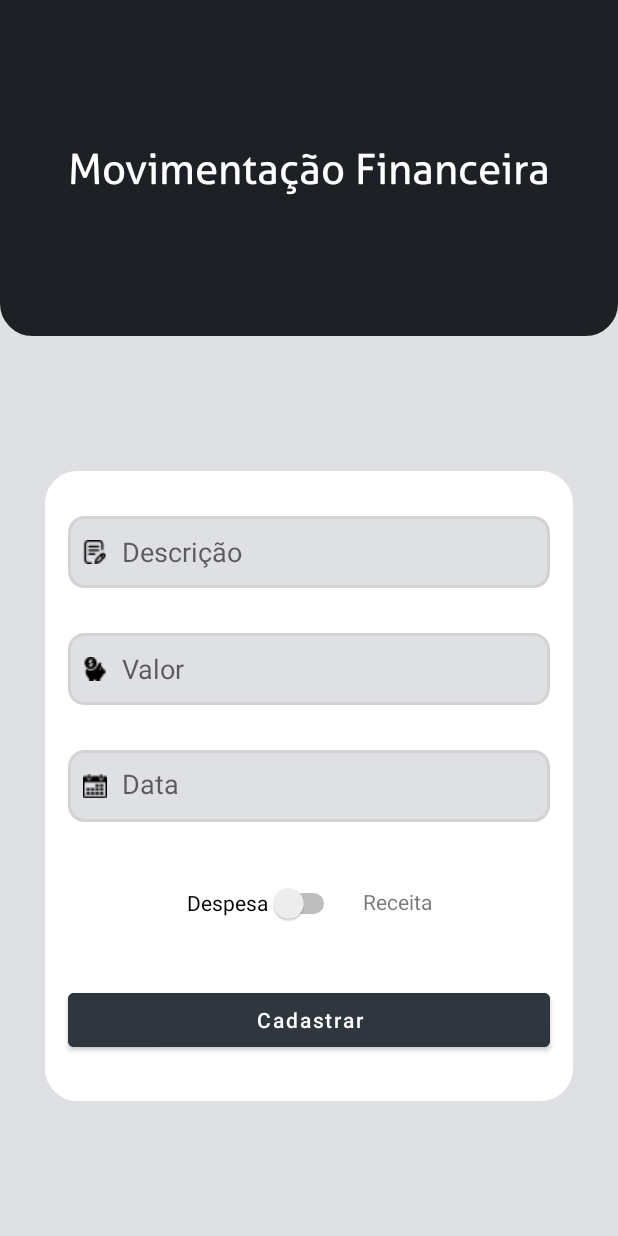
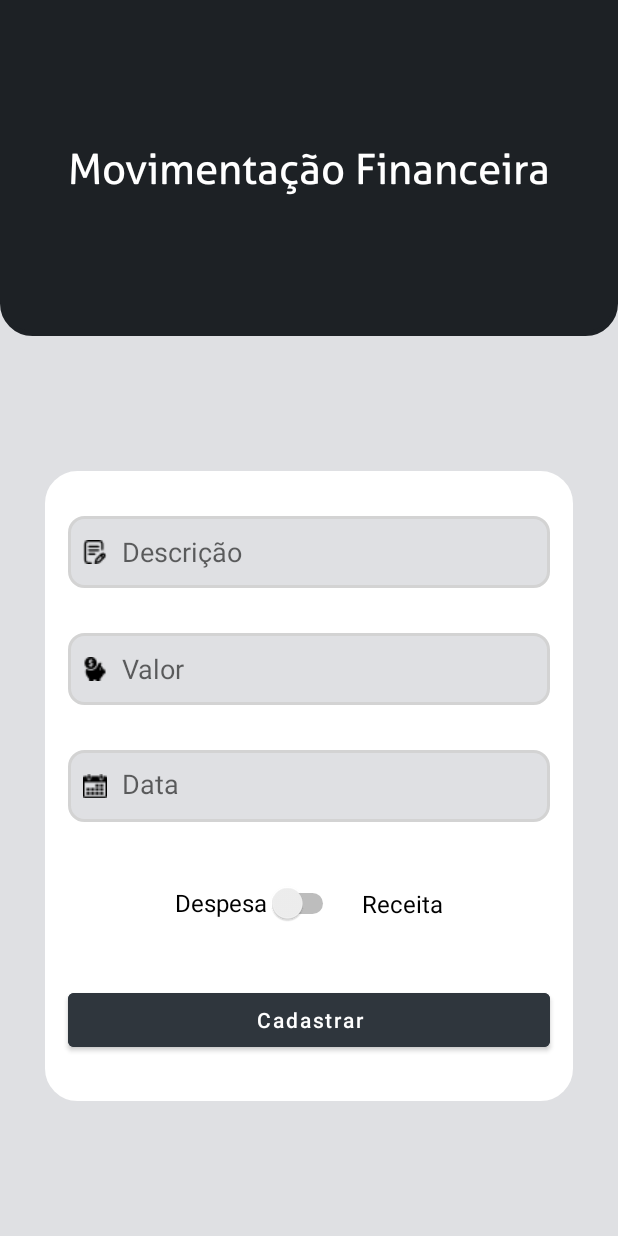
Before and after one commit to ysrod/finance-manager, an Android app: the FinanceActivity screen opened directly, with no data from a screen before it, on a phone screen of 412 x 824 dp. Run offline under Robolectric (Android 15) with nearby library versions, the phone set to English and light mode, and no system bars; our stand-ins replace Firebase (no records; nobody signed in at launch, a user with empty details on screens opened directly); libraries missing offline, so code that uses them is left out: com.cottacush.android; plain views replace CurrencyEditText; 1 statement that could not run was skipped.

Commit message:
code clean-up

```diff
--- a/app/src/main/java/br/unifor/cct/financemanagerfb/activity/LineChartActivity.kt
+++ b/app/src/main/java/br/unifor/cct/financemanagerfb/activity/LineChartActivity.kt
@@ -66,13 +66,13 @@ class LineChartActivity : AppCompatActivity() {
                         ?.finances
                         ?.values
                         ?.toList()
-                        ?.sortedByDescending{mDateFormat.parse(it.date.replace(" ", ""))}
+                        ?.sortedByDescending{mDateFormat.parse(it.date)}
                         ?.filter{it.type}
                         ?.take(5)
                     var expenseList = user?.finances
                         ?.values
                         ?.toList()
-                        ?.sortedByDescending{mDateFormat.parse(it.date.replace(" ", ""))}
+                        ?.sortedByDescending{mDateFormat.parse(it.date)}
                         ?.filter{!it.type}
                         ?.take(5)
 
@@ -129,7 +129,7 @@ class LineChartActivity : AppCompatActivity() {
 //                    var yaxis = mlineChart.getAxisLeft();
 //                    yaxis.spaceTop = 35f
 
-                    mlineChart.extraTopOffset
+
                     val legend : Legend = mlineChart.getLegend()
                     legend.setTextSize(20f)
                     legend.setTextColor(Color.BLACK)
--- a/app/src/main/res/layout/activity_finance.xml
+++ b/app/src/main/res/layout/activity_finance.xml
@@ -74,6 +74,7 @@
             android:layout_marginEnd="15dp"
             android:minHeight="48dp"
             android:text="Despesa"
+            android:textSize="16sp"
             app:layout_constraintEnd_toStartOf="@+id/textView6"
             app:layout_constraintStart_toStartOf="parent"
             app:layout_constraintTop_toBottomOf="@+id/finance_edittext_date" />
@@ -85,6 +86,8 @@
             android:layout_marginTop="43dp"
             android:layout_marginEnd="180dp"
             android:text="Receita"
+            android:textColor="#000000"
+            android:textSize="16sp"
             app:layout_constraintEnd_toEndOf="parent"
             app:layout_constraintStart_toEndOf="@+id/finance_switch"
             app:layout_constraintTop_toBottomOf="@+id/finance_edittext_date" />
```
